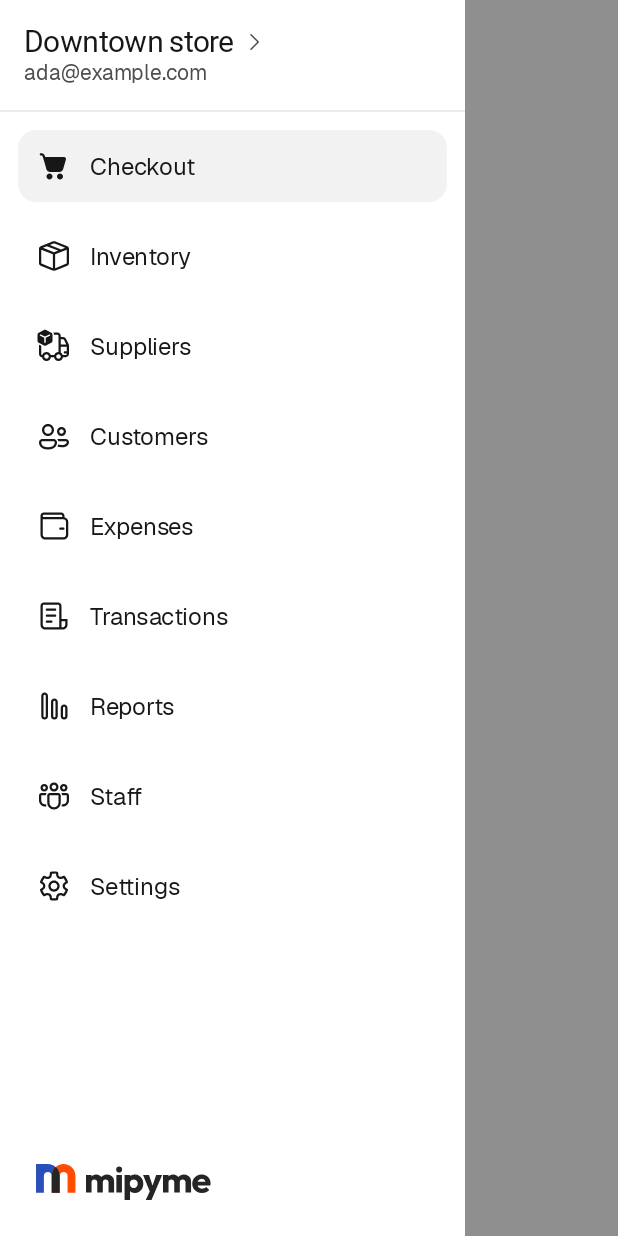
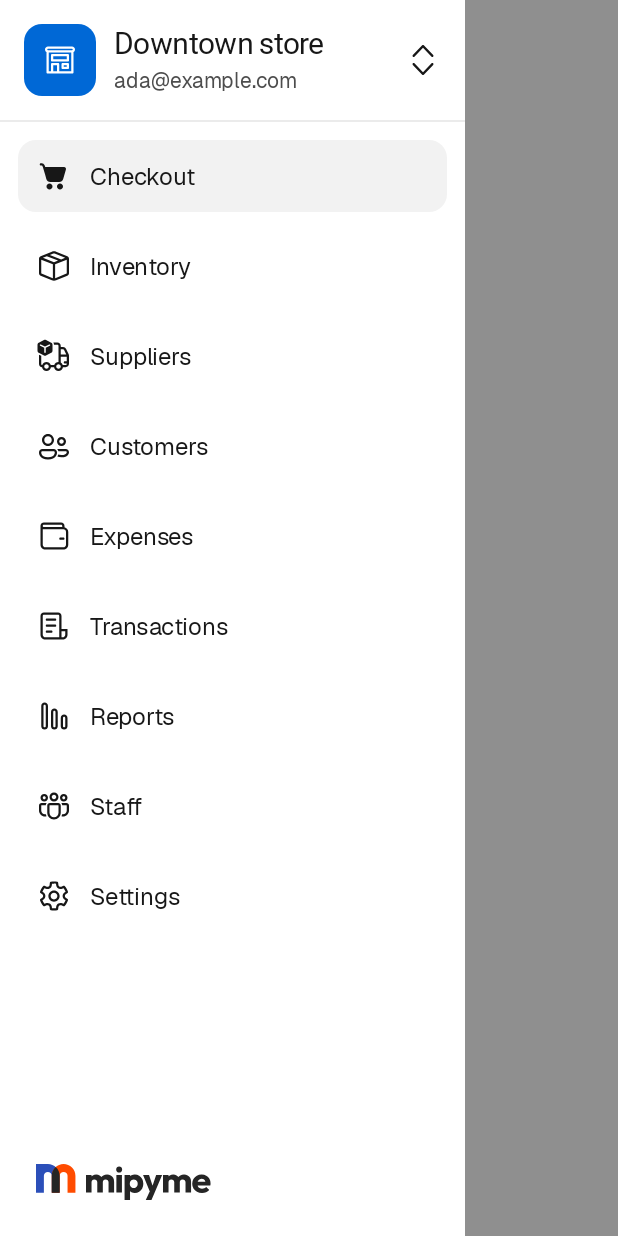
Before and after one commit to dylangrijalva/mipyme-android, an Android app built with Jetpack Compose: the @Preview function HomeScreenPreview, on a phone screen of 412 x 824 dp. Run offline under Robolectric (Android 15) with nearby library versions, the phone set to English and light mode, and no system bars; our stand-ins replace Navigation 3; Roboto replaces fonts that are not available here; 3 statements that could not run were skipped.

Commit message:
feat(home): switch business from the navigation drawer
Confirm business changes before opening location selection. Return to Home after a successful selection, including when the current location is selected again.

```diff
--- a/app/src/main/java/co/mipyme/screen/home/HomeScreen.kt
+++ b/app/src/main/java/co/mipyme/screen/home/HomeScreen.kt
@@ -16,12 +16,13 @@ import androidx.compose.foundation.layout.fillMaxWidth
 import androidx.compose.foundation.layout.height
 import androidx.compose.foundation.layout.padding
 import androidx.compose.foundation.layout.size
+import androidx.compose.foundation.layout.sizeIn
+import androidx.compose.foundation.shape.RoundedCornerShape
 import androidx.compose.foundation.layout.width
 import androidx.compose.material3.DrawerState
 import androidx.compose.material3.DrawerValue
 import androidx.compose.material3.Icon
 import androidx.compose.material3.rememberDrawerState
-import androidx.compose.material3.ripple
 import androidx.compose.runtime.Composable
 import androidx.compose.runtime.CompositionLocalProvider
 import androidx.compose.runtime.LaunchedEffect
@@ -56,6 +57,8 @@ import co.mipyme.screen.suppliers.SuppliersScreen
 import co.mipyme.screen.transactions.TransactionsScreen
 import co.mipyme.ui.Moshi
 import co.mipyme.ui.MoshiTheme
+import co.mipyme.ui.component.MoshiModal
+import co.mipyme.ui.component.MoshiModalAction
 import co.mipyme.ui.component.MoshiDivider
 import co.mipyme.ui.component.MoshiNavigationDrawer
 import co.mipyme.ui.component.MoshiNavigationDrawerItem
@@ -112,11 +115,14 @@ internal fun HomeScreen(viewModel: HomeViewModel = koinViewModel()) {
                 viewModel.onDestinationSelected(destination)
                 scope.launch { drawerState.close() }
             },
-            onHeaderClick = {
+            onHeaderClick = viewModel::onChangeBusinessClick,
+            onChangeBusinessDismissed = viewModel::onChangeBusinessDismissed,
+            onChangeBusinessConfirmed = {
+                viewModel.onChangeBusinessDismissed()
                 scope.launch {
                     drawerState.snapTo(DrawerValue.Closed)
-                    if (backStack.lastOrNull() != Route.BusinessInformationSettings) {
-                        backStack.add(Route.BusinessInformationSettings)
+                    if (backStack.lastOrNull() == Route.Home) {
+                        backStack.add(Route.SelectLocation)
                     }
                 }
             },
@@ -132,6 +138,8 @@ private fun HomeContent(
     drawerState: DrawerState,
     onDestinationSelected: (HomeDestination) -> Unit,
     onHeaderClick: () -> Unit,
+    onChangeBusinessDismissed: () -> Unit,
+    onChangeBusinessConfirmed: () -> Unit,
     onBack: () -> Unit,
     destinationContent: @Composable (HomeDestination) -> Unit,
 ) {
@@ -145,7 +153,7 @@ private fun HomeContent(
             HomeDrawerHeader(
                 locationName = state.locationName,
                 email = state.email,
-                onClick = onHeaderClick.takeIf { state.canEditBusinessInformation },
+                onClick = onHeaderClick,
             )
             if (state.locationName != null || state.email != null) {
                 MoshiDivider()
@@ -193,64 +201,84 @@ private fun HomeContent(
             )
         }
     }
+    if (state.isChangeBusinessConfirmationVisible) {
+        MoshiModal(
+            title = stringResource(R.string.home_change_business_title),
+            onDismissRequest = onChangeBusinessDismissed,
+            primaryAction = MoshiModalAction(
+                label = stringResource(R.string.home_change_business_continue),
+                onClick = onChangeBusinessConfirmed,
+            ),
+            secondaryAction = MoshiModalAction(
+                label = stringResource(R.string.home_change_business_cancel),
+                onClick = onChangeBusinessDismissed,
+            ),
+            icon = {
+                Icon(
+                    painter = painterResource(R.drawable.ic_fluent_building_retail_24_regular),
+                    contentDescription = null,
+                    modifier = Modifier.size(Moshi.spacing.space12),
+                    tint = Moshi.colors.gray1000,
+                )
+            },
+        )
+    }
 }
 
 @Composable
 private fun HomeDrawerHeader(
     locationName: String?,
     email: String?,
-    onClick: (() -> Unit)?,
+    onClick: () -> Unit,
 ) {
-    if (locationName == null && email == null) return
-
-    val clickModifier = if (onClick != null) {
-        Modifier.clickable(
-            interactionSource = null,
-            indication = ripple(),
+    val spacing = Moshi.spacing
+    Row(
+        modifier = Modifier
+            .fillMaxWidth()
+            .clickable(
                 role = Role.Button,
+                onClickLabel = stringResource(R.string.home_change_business_action),
                 onClick = onClick,
             )
-    } else {
-        Modifier
+            .sizeIn(minHeight = spacing.space12)
+            .padding(horizontal = spacing.pageGutterNarrow, vertical = spacing.space4),
+        verticalAlignment = Alignment.CenterVertically,
+    ) {
+        Box(
+            modifier = Modifier
+                .size(spacing.space12)
+                .background(Moshi.colors.blue900, RoundedCornerShape(spacing.space3)),
+            contentAlignment = Alignment.Center,
+        ) {
+            Icon(
+                painter = painterResource(R.drawable.ic_fluent_building_retail_24_regular),
+                contentDescription = null,
+                modifier = Modifier.size(spacing.space6),
+                tint = Moshi.colors.background100,
+            )
         }
-
-    Column(
-        modifier = Modifier
-            .fillMaxWidth()
-            .then(clickModifier)
-            .padding(
-                horizontal = Moshi.spacing.pageGutterNarrow,
-                vertical = Moshi.spacing.space4,
-            ),
-    ) {
-        if (locationName != null) {
-            Row(verticalAlignment = Alignment.CenterVertically) {
+        Spacer(Modifier.width(spacing.space3))
+        Column(modifier = Modifier.weight(1f)) {
             MoshiText(
-                    text = locationName,
-                    modifier = Modifier.weight(1f, fill = false),
+                text = locationName ?: stringResource(R.string.home_change_business_action),
                 role = MoshiTextRole.Heading20,
             )
-                if (onClick != null) {
-                    Spacer(Modifier.width(Moshi.spacing.space1))
-                    Icon(
-                        painter = painterResource(R.drawable.ic_fluent_chevron_right_24_regular),
-                        contentDescription = null,
-                        modifier = Modifier.size(Moshi.spacing.space4),
-                        tint = Moshi.colors.gray900,
-                    )
-                }
-            }
-        }
-        if (locationName != null && email != null) {
-            //Spacer(Modifier.height(Moshi.spacing.space1))
-        }
             if (email != null) {
+                Spacer(Modifier.height(spacing.space1))
                 MoshiText(
                     text = email,
                     role = MoshiTextRole.Copy14,
                     color = Moshi.colors.gray900,
                 )
             }
+        }
+        Spacer(Modifier.width(spacing.space2))
+        Icon(
+            painter = painterResource(R.drawable.ic_fluent_chevron_up_down_24_regular),
+            contentDescription = null,
+            modifier = Modifier.size(spacing.space6),
+            tint = Moshi.colors.gray1000,
+        )
     }
 }
 
@@ -290,11 +318,12 @@ fun HomeScreenPreview() {
                 locationName = "Downtown store",
                 visibleDestinations = HomeDestination.entries,
                 backStack = listOf(HomeDestination.CHECKOUT),
-                canEditBusinessInformation = true,
             ),
             drawerState = rememberDrawerState(DrawerValue.Open),
             onDestinationSelected = {},
             onHeaderClick = {},
+            onChangeBusinessDismissed = {},
+            onChangeBusinessConfirmed = {},
             onBack = {},
             destinationContent = {},
         )
--- a/app/src/main/java/co/mipyme/screen/home/HomeScreenUiState.kt
+++ b/app/src/main/java/co/mipyme/screen/home/HomeScreenUiState.kt
@@ -6,5 +6,5 @@ data class HomeScreenUiState(
     val visibleDestinations: List<HomeDestination> = emptyList(),
     val backStack: List<HomeDestination> = emptyList(),
     val pendingLostAccessDestination: HomeDestination? = null,
-    val canEditBusinessInformation: Boolean = false,
+    val isChangeBusinessConfirmationVisible: Boolean = false,
 )
--- a/app/src/main/java/co/mipyme/screen/select_location/SelectLocationScreenUiState.kt
+++ b/app/src/main/java/co/mipyme/screen/select_location/SelectLocationScreenUiState.kt
@@ -4,6 +4,7 @@ import androidx.annotation.StringRes
 
 data class SelectLocationScreenUiState(
     val locations: List<SelectLocationItem> = emptyList(),
+    val isSelectionComplete: Boolean = false,
     val isSelecting: Boolean = false,
     val isSigningOut: Boolean = false,
     val isSignOutConfirmationVisible: Boolean = false,
--- a/app/src/main/java/co/mipyme/screen/select_location/SelectLocationViewModel.kt
+++ b/app/src/main/java/co/mipyme/screen/select_location/SelectLocationViewModel.kt
@@ -32,11 +32,11 @@ class SelectLocationViewModel(
     }
 
     fun onLocationClick(locationId: String) {
-        if (state.isSelecting || state.isSigningOut) return
+        if (state.isSelecting || state.isSigningOut || state.isSelectionComplete) return
         _stateFlow.update { it.copy(isSelecting = true) }
         viewModelScope.launch {
             val result = locationSelectionRepository.select(locationId)
-            _stateFlow.update { it.copy(isSelecting = false) }
+            _stateFlow.update { it.copy(isSelecting = false, isSelectionComplete = result.isRight()) }
             result.onLeft {
                 _stateFlow.update { current -> current.copy(pendingToastRes = R.string.select_location_error) }
             }
--- /dev/null
+++ b/app/src/main/res/drawable/ic_fluent_chevron_up_down_24_regular.xml
@@ -0,0 +1,3 @@
+<vector xmlns:android="http://schemas.android.com/apk/res/android" android:width="24dp" android:height="24dp" android:viewportWidth="24" android:viewportHeight="24">
+    <path android:pathData="M12.54 2.23C12.4 2.083 12.205 2 12 2c-0.204 0-0.4 0.083-0.54 0.23l-6.25 6.5c-0.289 0.3-0.279 0.774 0.02 1.06 0.299 0.288 0.773 0.278 1.06-0.02L12 3.832l5.71 5.938c0.287 0.298 0.761 0.308 1.06 0.02 0.298-0.286 0.308-0.761 0.02-1.06l-6.25-6.5zm0 19.54C12.4 21.917 12.205 22 12 22c-0.204 0-0.4-0.083-0.54-0.23l-6.25-6.5c-0.288-0.299-0.278-0.774 0.02-1.06 0.299-0.288 0.773-0.278 1.06 0.02L12 20.168l5.71-5.938c0.287-0.298 0.761-0.308 1.06-0.02 0.298 0.286 0.308 0.761 0.02 1.06l-6.25 6.5z" android:fillColor="@color/fluent_default_icon_tint"/>
+</vector>
--- a/app/src/main/res/values/strings.xml
+++ b/app/src/main/res/values/strings.xml
@@ -196,4 +196,8 @@
         <item quantity="one">%d filter</item>
         <item quantity="other">%d filters</item>
     </plurals>
+    <string name="home_change_business_title">Change business?</string>
+    <string name="home_change_business_continue">Continue</string>
+    <string name="home_change_business_cancel">Cancel</string>
+    <string name="home_change_business_action">Change business</string>
 </resources>
```
Also changed, not shown: app/src/main/java/co/mipyme/screen/home/HomeViewModel.kt (+8 -13 lines), app/src/main/java/co/mipyme/screen/select_location/SelectLocationScreen.kt (+8 -0 lines), 3 other files. Lines whose indentation alone changed are shown as unchanged.
